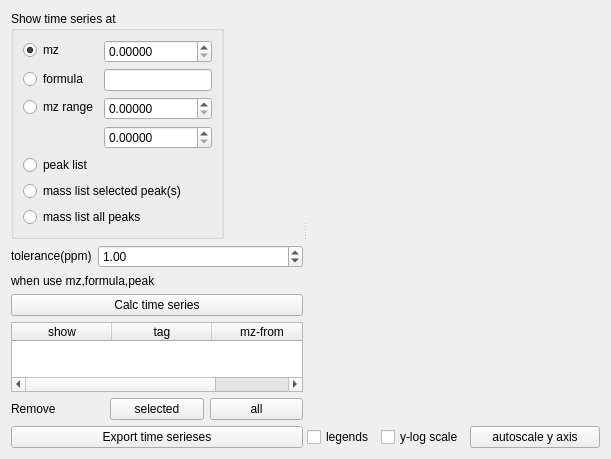
Above: Orbitool/UI/Timeserieses.ui from l460289052/Orbitool before the change. Below: the same form after it.
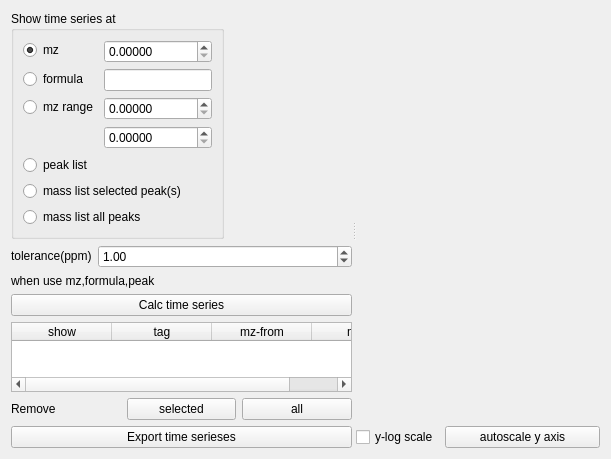
That is the form after the change.

The edit to the form file:
```diff
--- a/Orbitool/UI/Timeserieses.ui
+++ b/Orbitool/UI/Timeserieses.ui
@@ -336,19 +336,6 @@
        </item>
        <item>
         <layout class="QHBoxLayout" name="horizontalLayout_24">
-         <item>
-          <widget class="QCheckBox" name="legendsCheckBox">
-           <property name="sizePolicy">
-            <sizepolicy hsizetype="Maximum" vsizetype="Fixed">
-             <horstretch>0</horstretch>
-             <verstretch>0</verstretch>
-            </sizepolicy>
-           </property>
-           <property name="text">
-            <string>legends</string>
-           </property>
-          </widget>
-         </item>
          <item>
           <widget class="QCheckBox" name="logScaleCheckBox">
            <property name="sizePolicy">
```
